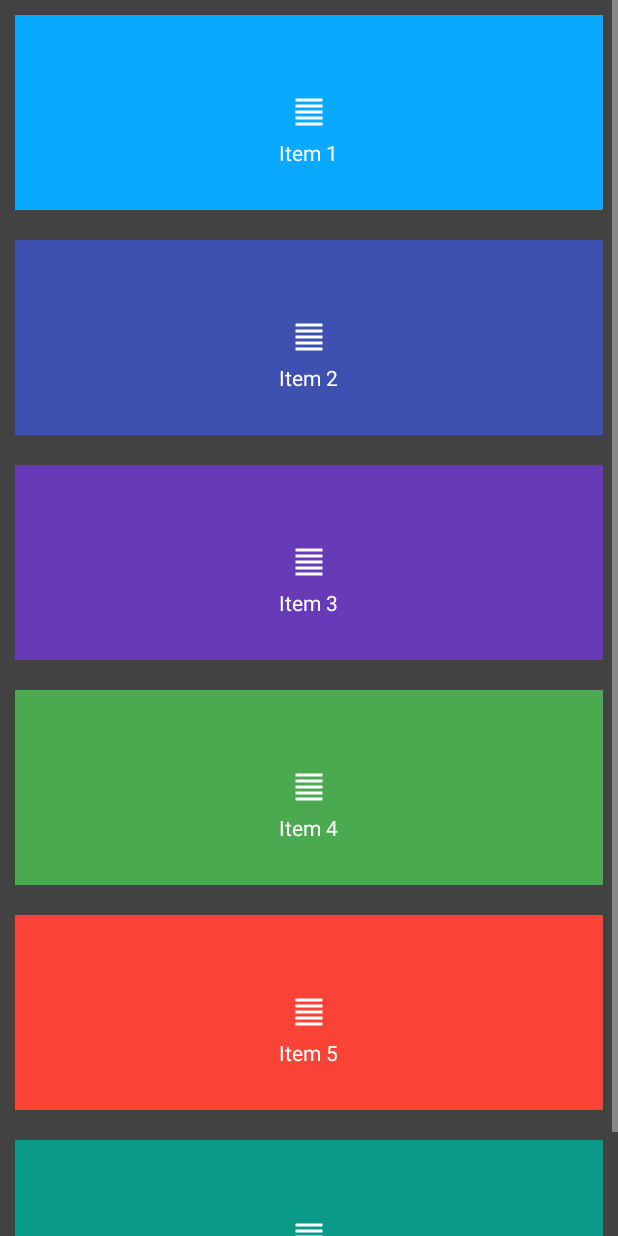
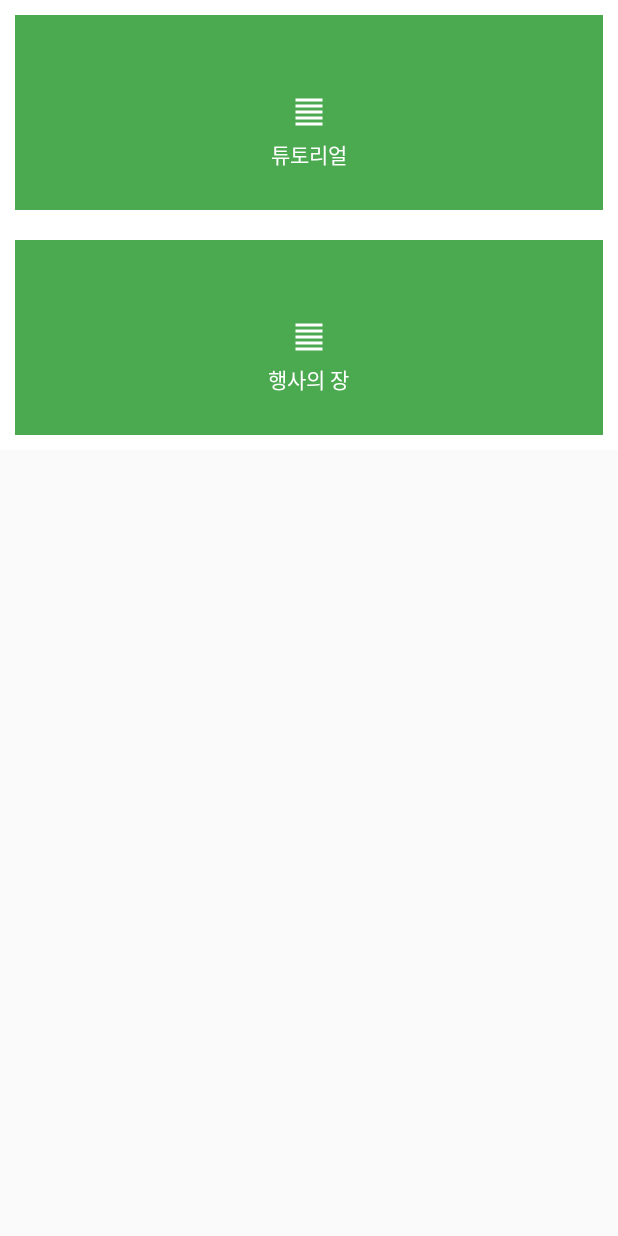
Before and after one commit to DuFong/Gyeongbokgung, an Android app: the screen it shows after launch (StagelistActivity before the commit, QuestsViewActivity after it), after a tap on "퀘스트 목록", on a phone screen of 412 x 824 dp. Run offline under Robolectric (Android 15) with nearby library versions, the light colour scheme and no system bars; 2 statements that could not run were skipped; 1 other tap on this screen came first.

Commit message:
Replace stage with quest

```diff
--- a/app/src/main/AndroidManifest.xml
+++ b/app/src/main/AndroidManifest.xml
@@ -19,7 +19,7 @@
         android:label="@string/app_name"
         android:roundIcon="@mipmap/ic_launcher_round"
         android:supportsRtl="true"
-        android:theme="@style/Theme.AppCompat.NoActionBar">
+        android:theme="@style/Theme.AppCompat.Light.NoActionBar">
 
         <!--
              The API key for Google Maps-based APIs is defined as a string resource.
@@ -40,7 +40,6 @@
             android:label="@string/title_activity_maps">
             <intent-filter>
                 <action android:name="android.intent.action.MAIN"/>
-
                 <category android:name="android.intent.category.LAUNCHER"/>
             </intent-filter>
         </activity>
@@ -48,6 +47,8 @@
         <activity android:name=".RankingActivity"/>
         <activity android:name=".StagelistActivity">
         </activity>
+        <activity android:name=".QuestsViewActivity">
+        </activity>
     </application>
 
 </manifest>
--- a/app/src/main/java/gyeongbokgung/kbsccoding/com/gyeongbokgung/MapsActivity.java
+++ b/app/src/main/java/gyeongbokgung/kbsccoding/com/gyeongbokgung/MapsActivity.java
@@ -129,7 +129,7 @@ public class MapsActivity extends AppCompatActivity implements OnMapReadyCallbac
         layoutFabStage.setOnClickListener(new View.OnClickListener() {
             @Override
             public void onClick(View view) {
-                Intent intent = new Intent(getApplicationContext(), StagelistActivity.class);
+                Intent intent = new Intent(getApplicationContext(), QuestsViewActivity.class);
                 startActivity(intent);
             }
         });
--- /dev/null
+++ b/app/src/main/java/gyeongbokgung/kbsccoding/com/gyeongbokgung/Quest.java
@@ -0,0 +1,106 @@
+package gyeongbokgung.kbsccoding.com.gyeongbokgung;
+
+/* QuestDTO
+ *  */
+public class Quest {
+    private int id;
+    private String title;
+    private String subTitle;
+    private String description;
+    private String briefDescription;
+    private String goal;
+    private String hint;
+    private int point;
+    // TODO: drawable, color 변경
+    static int drawable = R.drawable.ic_format_align_justify_black_24dp;
+    static String color =  "#4BAA50";
+
+    @Override
+    public String toString() {
+        return "Quest{" +
+                "id=" + id +
+                ", title='" + title + '\'' +
+                ", subTitle='" + subTitle + '\'' +
+                ", description='" + description + '\'' +
+                ", briefDescription='" + briefDescription + '\'' +
+                ", goal='" + goal + '\'' +
+                ", hint='" + hint + '\'' +
+                ", point=" + point +
+                '}';
+    }
+
+    public int getId() {
+        return id;
+    }
+
+    public void setId(int id) {
+        this.id = id;
+    }
+
+    public String getTitle() {
+        return title;
+    }
+
+    public void setTitle(String title) {
+        this.title = title;
+    }
+
+    public String getSubTitle() {
+        return subTitle;
+    }
+
+    public void setSubTitle(String subTitle) {
+        this.subTitle = subTitle;
+    }
+
+    public String getDescription() {
+        return description;
+    }
+
+    public void setDescription(String description) {
+        this.description = description;
+    }
+
+    public String getBriefDescription() {
+        return briefDescription;
+    }
+
+    public void setBriefDescription(String briefDescription) {
+        this.briefDescription = briefDescription;
+    }
+
+    public String getGoal() {
+        return goal;
+    }
+
+    public void setGoal(String goal) {
+        this.goal = goal;
+    }
+
+    public String getHint() {
+        return hint;
+    }
+
+    public void setHint(String hint) {
+        this.hint = hint;
+    }
+
+    public int getPoint() {
+        return point;
+    }
+
+    public void setPoint(int point) {
+        this.point = point;
+    }
+
+    public Quest(int id, String title, String subTitle, String description, String briefDescription, String goal, String hint, int point) {
+        this.id = id;
+        this.title = title;
+        this.subTitle = subTitle;
+        this.description = description;
+        this.briefDescription = briefDescription;
+        this.goal = goal;
+        this.hint = hint;
+        this.point = point;
+    }
+}
--- /dev/null
+++ b/app/src/main/java/gyeongbokgung/kbsccoding/com/gyeongbokgung/QuestsAdapter.java
@@ -0,0 +1,78 @@
+package gyeongbokgung.kbsccoding.com.gyeongbokgung;
+
+import android.content.Context;
+import android.graphics.Color;
+import android.support.annotation.NonNull;
+import android.support.v7.widget.RecyclerView;
+import android.view.LayoutInflater;
+import android.view.View;
+import android.view.ViewGroup;
+import android.widget.ImageView;
+import android.widget.RelativeLayout;
+import android.widget.TextView;
+
+import java.util.ArrayList;
+
+public class QuestsAdapter extends RecyclerView.Adapter<QuestsAdapter.QuestsViewHolder> {
+    private Context context;
+    private ArrayList<Quest> quests = new ArrayList<Quest>();
+    protected ItemListener listener;
+
+    public QuestsAdapter(Context context, ArrayList<Quest> quests, QuestsAdapter.ItemListener listener) {
+        this.context = context;
+        this.quests = quests;
+        this.listener = listener;
+    }
+
+    public static class QuestsViewHolder extends RecyclerView.ViewHolder implements View.OnClickListener{
+
+        public TextView textView;
+        public ImageView imageView;
+        public RelativeLayout relativeLayout;
+        Quest item;
+        private ItemListener listener;
+
+        public QuestsViewHolder(View v) {
+            super(v);
+            v.setOnClickListener(this);
+            textView = (TextView) v.findViewById(R.id.textView);
+            imageView = (ImageView) v.findViewById(R.id.imageView);
+            relativeLayout = (RelativeLayout) v.findViewById(R.id.relativeLayout);
+        }
+
+        public void setData(Quest item) {
+            this.item = item;
+            textView.setText(item.getTitle());
+            imageView.setImageResource(item.drawable);
+            relativeLayout.setBackgroundColor(Color.parseColor(item.color));
+        }
+
+        @Override
+        public void onClick(View view) {
+            if (listener != null) {
+                listener.onItemClick(item);
+            }
+        }
+    }
+
+    @Override
+    public QuestsAdapter.QuestsViewHolder onCreateViewHolder(ViewGroup parent, int viewType) {
+        View view = LayoutInflater.from(parent.getContext()).inflate(R.layout.item_quest, parent, false);
+        QuestsViewHolder viewHolder = new QuestsViewHolder(view);
+        return viewHolder;
+    }
+
+    @Override
+    public void onBindViewHolder(QuestsViewHolder holder, int position) {
+        holder.setData((Quest) quests.get(position));
+    }
+
+    @Override
+    public int getItemCount() {
+        return quests.size();
+    }
+
+    public interface ItemListener {
+        void onItemClick(Quest item);
+    }
+}
--- /dev/null
+++ b/app/src/main/java/gyeongbokgung/kbsccoding/com/gyeongbokgung/QuestsViewActivity.java
@@ -0,0 +1,38 @@
+package gyeongbokgung.kbsccoding.com.gyeongbokgung;
+
+import android.support.v7.app.AppCompatActivity;
+import android.os.Bundle;
+import android.support.v7.widget.GridLayoutManager;
+import android.support.v7.widget.LinearLayoutManager;
+import android.support.v7.widget.RecyclerView;
+import android.widget.Toast;
+
+import java.util.ArrayList;
+
+public class QuestsViewActivity extends AppCompatActivity implements QuestsAdapter.ItemListener{
+private RecyclerView mRecyclerView;
+private ArrayList mArrayList;
+private RecyclerView.LayoutManager mLayoutManager;
+
+    @Override
+    protected void onCreate(Bundle savedInstanceState) {
+        super.onCreate(savedInstanceState);
+        setContentView(R.layout.activity_questsview);
+        mRecyclerView = (RecyclerView) findViewById(R.id.recyclerView);
+
+        mArrayList = new ArrayList();
+        mArrayList.add(new Quest(1,"튜토리얼","","","","","",0));
+        mArrayList.add(new Quest(2,"행사의 장","","","","","",0));
+
+        QuestsAdapter adapter = new QuestsAdapter(this, mArrayList, this);
+        mRecyclerView.setAdapter(adapter);
+
+        GridLayoutManager manager = new GridLayoutManager(this,1,GridLayoutManager.VERTICAL,false );
+        mRecyclerView.setLayoutManager(manager);
+    }
+
+    @Override
+    public void onItemClick(Quest item){
+        Toast.makeText(getApplicationContext(),"clicked" ,  Toast.LENGTH_SHORT).show();
+    }
+}
--- a/app/src/main/java/gyeongbokgung/kbsccoding/com/gyeongbokgung/StageAdapter.java
+++ /dev/null
@@ -1,87 +0,0 @@
-package gyeongbokgung.kbsccoding.com.gyeongbokgung;
-
-import android.content.Context;
-import android.graphics.Color;
-import android.support.v7.widget.RecyclerView;
-import android.view.LayoutInflater;
-import android.view.View;
-import android.view.ViewGroup;
-import android.widget.ImageView;
-import android.widget.RelativeLayout;
-import android.widget.TextView;
-
-import java.util.ArrayList;
-
-public class StageAdapter extends RecyclerView.Adapter<StageAdapter.ViewHolder> {
-
-    ArrayList mValues;
-    Context mContext;
-    protected ItemListener mListener;
-
-    public StageAdapter(Context context, ArrayList values, ItemListener itemListener) {
-
-        mValues = values;
-        mContext = context;
-        mListener=itemListener;
-    }
-
-    public class ViewHolder extends RecyclerView.ViewHolder implements View.OnClickListener {
-
-        public TextView textView;
-        public ImageView imageView;
-        public RelativeLayout relativeLayout;
-        StageData item;
-
-        public ViewHolder(View v) {
-
-            super(v);
-
-            v.setOnClickListener(this);
-            textView = (TextView) v.findViewById(R.id.textView);
-            imageView = (ImageView) v.findViewById(R.id.imageView);
-            relativeLayout = (RelativeLayout) v.findViewById(R.id.relativeLayout);
-
-        }
-
-        public void setData(StageData item) {
-            this.item = item;
-
-            textView.setText(item.text);
-            imageView.setImageResource(item.drawable);
-            relativeLayout.setBackgroundColor(Color.parseColor(item.color));
-
-        }
-
-
-        @Override
-        public void onClick(View view) {
-            if (mListener != null) {
-                mListener.onItemClick(item);
-            }
-        }
-    }
-
-    @Override
-    public StageAdapter.ViewHolder onCreateViewHolder(ViewGroup parent, int viewType) {
-
-        View view = LayoutInflater.from(mContext).inflate(R.layout.item_stage, parent, false);
-
-        return new ViewHolder(view);
-    }
-
-    @Override
-    public void onBindViewHolder(ViewHolder holder, int position) {
-        holder.setData((StageData) mValues.get(position));
-
-    }
-
-    @Override
-    public int getItemCount() {
-
-        return mValues.size();
-    }
-
-    public interface ItemListener {
-        void onItemClick(StageData item);
-    }
-}
--- a/app/src/main/java/gyeongbokgung/kbsccoding/com/gyeongbokgung/StageData.java
+++ /dev/null
@@ -1,14 +0,0 @@
-package gyeongbokgung.kbsccoding.com.gyeongbokgung;
-
-public class StageData {
-    public String text;
-    public int drawable;
-    public String color;
-
-    public StageData(String t, int d, String c )
-    {
-        text=t;
-        drawable=d;
-        color=c;
-    }
-}
--- a/app/src/main/java/gyeongbokgung/kbsccoding/com/gyeongbokgung/StagelistActivity.java
+++ /dev/null
@@ -1,56 +0,0 @@
-package gyeongbokgung.kbsccoding.com.gyeongbokgung;
-
-import android.support.v7.app.AppCompatActivity;
-import android.os.Bundle;
-import android.support.v7.widget.GridLayoutManager;
-import android.support.v7.widget.RecyclerView;
-import android.widget.Toast;
-
-import java.util.ArrayList;
-
-public class StagelistActivity extends AppCompatActivity implements StageAdapter.ItemListener {
-    RecyclerView recyclerView;
-    ArrayList arrayList;
-
-    @Override
-    protected void onCreate(Bundle savedInstanceState) {
-        super.onCreate(savedInstanceState);
-        setContentView(R.layout.activity_stagelist);
-
-
-        recyclerView = (RecyclerView) findViewById(R.id.recyclerView);
-        arrayList = new ArrayList();
-        arrayList.add(new StageData("Item 1", R.drawable.ic_format_align_justify_black_24dp, "#09A9FF"));
-        arrayList.add(new StageData("Item 2", R.drawable.ic_format_align_justify_black_24dp, "#3E51B1"));
-        arrayList.add(new StageData("Item 3", R.drawable.ic_format_align_justify_black_24dp, "#673BB7"));
-        arrayList.add(new StageData("Item 4", R.drawable.ic_format_align_justify_black_24dp, "#4BAA50"));
-        arrayList.add(new StageData(
-                "Item 5",R.drawable.ic_format_align_justify_black_24dp, "#F94336"));
-        arrayList.add(new StageData("Item 6", R.drawable.ic_format_align_justify_black_24dp, "#0A9B88"));
-
-        StageAdapter adapter = new StageAdapter(this, arrayList, this);
-        recyclerView.setAdapter(adapter);
-
-
-        /**
-         AutoFitGridLayoutManager that auto fits the cells by the column width defined.
-         **/
-
-        /*AutoFitGridLayoutManager layoutManager = new AutoFitGridLayoutManager(this, 500);
-        recyclerView.setLayoutManager(layoutManager);*/
-
-
-        /**
-         Simple GridLayoutManager that spans two columns
-         **/
-        GridLayoutManager manager = new GridLayoutManager(this, 1, GridLayoutManager.VERTICAL, false);
-        recyclerView.setLayoutManager(manager);
-    }
-
-    @Override
-    public void onItemClick(StageData item) {
-
-        Toast.makeText(getApplicationContext(), item.text + " is clicked", Toast.LENGTH_SHORT).show();
-
-    }
-}
--- /dev/null
+++ b/app/src/main/res/layout/activity_questsview.xml
@@ -0,0 +1,17 @@
+<?xml version="1.0" encoding="utf-8"?>
+<android.support.constraint.ConstraintLayout
+    xmlns:android="http://schemas.android.com/apk/res/android"
+    xmlns:app="http://schemas.android.com/apk/res-auto"
+    xmlns:tools="http://schemas.android.com/tools"
+    android:layout_width="match_parent"
+    android:layout_height="match_parent"
+    tools:context=".QuestsViewActivity">
+
+        <android.support.v7.widget.RecyclerView
+            android:id="@+id/recyclerView"
+            android:layout_width="match_parent"
+            android:layout_height="match_parent"
+            android:scrollbars="vertical"
+            app:layout_behavior="@string/appbar_scrolling_view_behavior" />
+
+    </android.support.constraint.ConstraintLayout>
--- a/app/src/main/res/layout/activity_stagelist.xml
+++ /dev/null
@@ -1,23 +0,0 @@
-<?xml version="1.0" encoding="utf-8"?>
-<android.support.design.widget.CoordinatorLayout xmlns:android="http://schemas.android.com/apk/res/android"
-                                                 xmlns:tools="http://schemas.android.com/tools"
-                                                 android:layout_width="match_parent"
-                                                 android:layout_height="match_parent"
-                                                 xmlns:app="http://schemas.android.com/apk/res-auto"
-                                                 android:fitsSystemWindows="true"
-                                                 tools:context=".StagelistActivity">
-
-    <RelativeLayout
-        android:layout_width="match_parent"
-        android:layout_height="match_parent">
-
-        <android.support.v7.widget.RecyclerView
-            android:id="@+id/recyclerView"
-            android:layout_width="match_parent"
-            android:layout_height="match_parent"
-            android:scrollbars="vertical"
-            app:layout_behavior="@string/appbar_scrolling_view_behavior" />
-
-    </RelativeLayout>
-
-</android.support.design.widget.CoordinatorLayout>
--- a/app/src/main/res/layout/layout_fab_submenu.xml
+++ b/app/src/main/res/layout/layout_fab_submenu.xml
@@ -48,7 +48,7 @@
             android:layout_width="wrap_content"
             android:layout_height="wrap_content"
             android:src="@drawable/ic_priority_high_white_24dp"
-            app:backgroundTint="@android:color/holo_green_light"
+            app:backgroundTint="@android:color/secondary_text_dark"
             app:fabSize="mini" />
 
     </LinearLayout>
@@ -178,7 +178,6 @@
             android:layout_height="wrap_content"
             android:src="@drawable/ic_settings_white_24dp"
             app:fabSize="mini" />
-        <!--app:backgroundTint="@android:color/holo_green_dark"-->
     </LinearLayout>
 
     <LinearLayout
--- a/app/src/main/res/values/styles.xml
+++ b/app/src/main/res/values/styles.xml
@@ -1,11 +1,7 @@
 <resources>
 
     <!-- Base application theme. -->
-    <style name="AppTheme" parent="Theme.AppCompat.Light.DarkActionBar">
-        <!-- Customize your theme here. -->
-        <item name="colorPrimary">@color/colorPrimary</item>
-        <item name="colorPrimaryDark">@color/colorPrimaryDark</item>
-        <item name="colorAccent">@color/colorAccent</item>
+    <style name="AppTheme" parent="Theme.AppCompat.Light.NoActionBar">
     </style>
 
 </resources>
```
Also changed, not shown: app/src/main/res/layout/item_quest.xml (renamed from app/src/main/res/layout/item_stage.xml).
